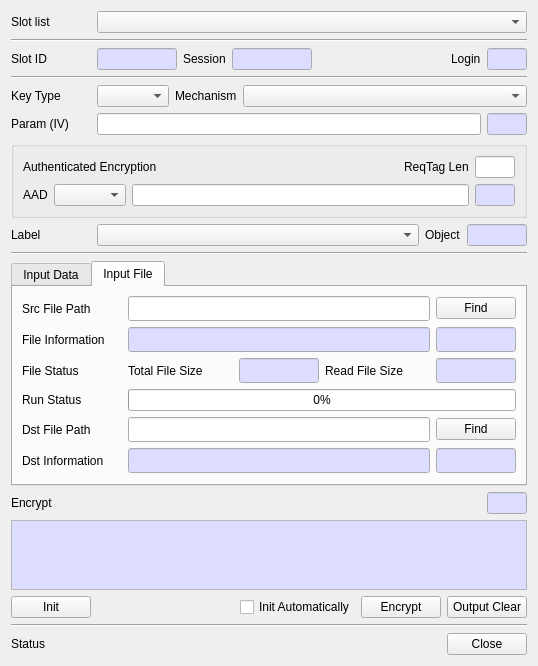
Above: CryptokiMan/encrypt_dlg.ui from jykim74/CryptokiMan before the change. Below: the same form after it.
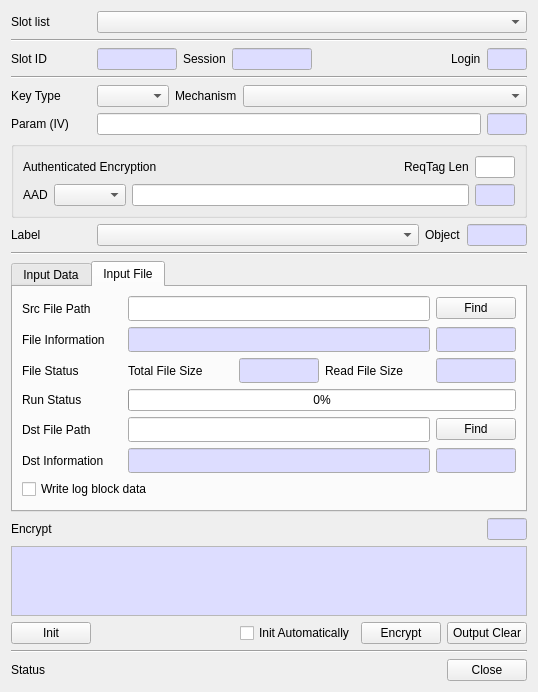
That is the form after the change. The open tabs and pages were chosen to show the change.

Diff of the .ui file:
```diff
--- a/CryptokiMan/encrypt_dlg.ui
+++ b/CryptokiMan/encrypt_dlg.ui
@@ -7,7 +7,7 @@
     <x>0</x>
     <y>0</y>
     <width>538</width>
-    <height>649</height>
+    <height>671</height>
    </rect>
   </property>
   <property name="windowTitle">
@@ -1319,6 +1319,13 @@
          </item>
         </layout>
        </item>
+       <item>
+        <widget class="QCheckBox" name="mWriteLogCheck">
+         <property name="text">
+          <string>Write log block data</string>
+         </property>
+        </widget>
+       </item>
       </layout>
      </widget>
     </widget>
```
Left out of the diff: 2 changed lines with no effect on the pictures.
